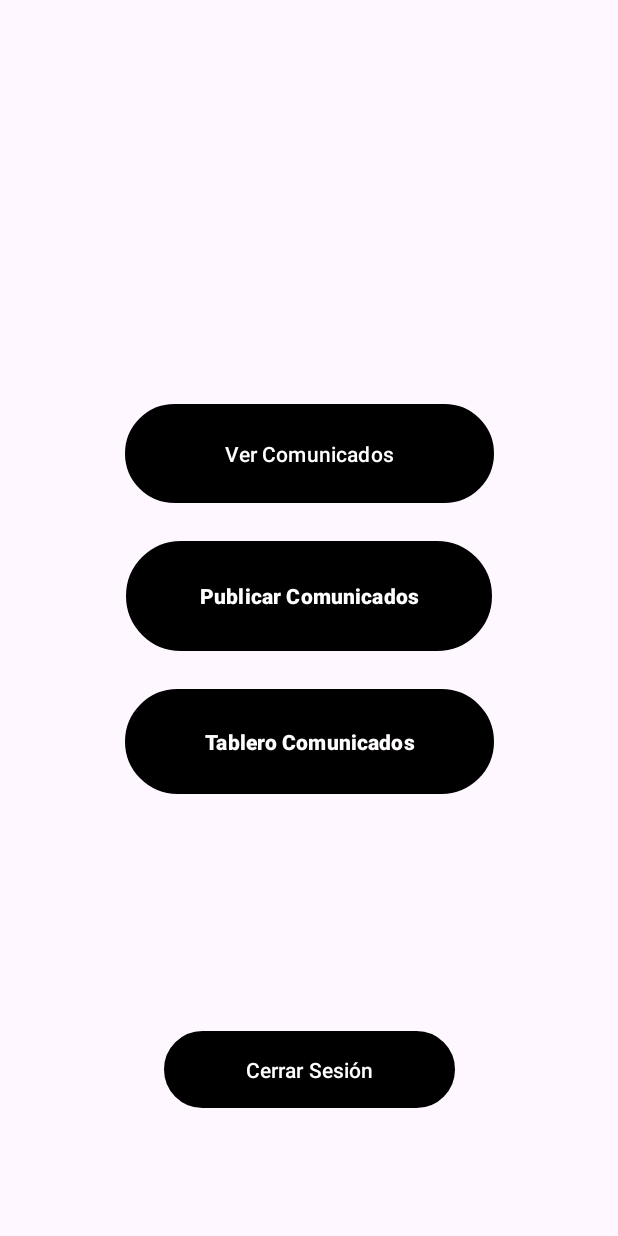
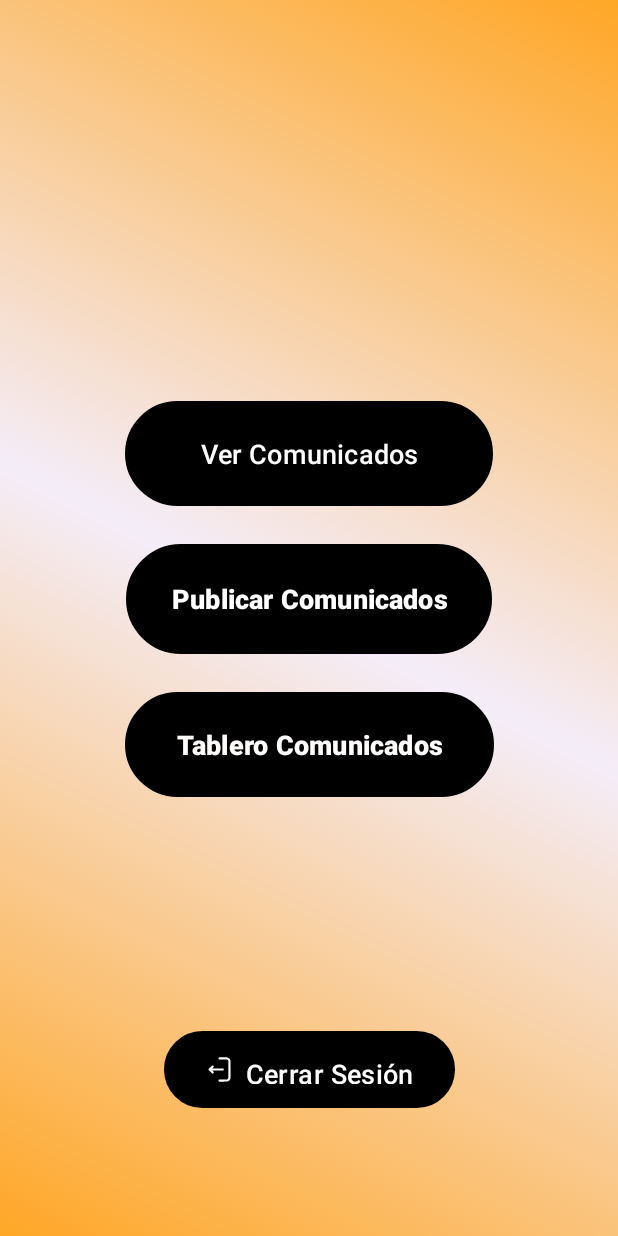
Before and after one commit to WSmithDR/PAR5_PROY2P_Duenas_Romero_Ortega, an Android app: the MainActivity screen opened directly, with no data from a screen before it, on a phone screen of 412 x 824 dp. Run offline under Robolectric (Android 15) with nearby library versions, the phone set to English and light mode, and no system bars.

Commit message:
Se agrego un fondo(background) en los activitys principales

```diff
--- /dev/null
+++ b/app/src/main/res/drawable/background.xml
@@ -0,0 +1,12 @@
+<?xml version="1.0" encoding="utf-8"?>
+<selector xmlns:android="http://schemas.android.com/apk/res/android">
+        <item>
+            <shape>
+                <gradient
+                    android:startColor="#FFA726"
+                    android:centerColor="#F4EDF9"
+                    android:endColor="#FFA726"
+                    android:angle="45" />
+            </shape>
+        </item>
+</selector>
--- /dev/null
+++ b/app/src/main/res/drawable/exit.xml
@@ -0,0 +1,14 @@
+<vector xmlns:android="http://schemas.android.com/apk/res/android"
+    android:width="980dp"
+    android:height="980dp"
+    android:viewportWidth="980"
+    android:viewportHeight="980">
+  <path
+      android:pathData="M479.5,50.4c-18.8,6 -29.4,21.3 -28.3,40.7 0.8,14.1 9.4,26.5 22.6,32.7l5.7,2.7 137.5,0.5 137.5,0.6 7.5,2.2c22.5,6.9 39.9,23.6 47.7,45.7l2.8,8 0.3,303c0.2,221.8 0,304.6 -0.8,309 -4.9,25.9 -24.8,47.4 -50.7,54.8l-7.8,2.2 -137,0.5 -137,0.5 -5.7,2.7c-8,3.7 -15.2,10.7 -19.1,18.7 -3,6.2 -3.2,7.2 -3.2,17.1 0,9.6 0.3,11 3,16.4 4.1,8.2 11,15 19.2,18.9l6.8,3.2 140.5,-0c131.5,-0 141.1,-0.1 149.4,-1.8 31.2,-6.4 55,-19.1 77.2,-41.2 25.6,-25.6 39.8,-55.3 43.4,-91 0.8,-7.8 1,-98.2 0.8,-314 -0.4,-339.5 0.3,-307.4 -7.8,-331.6 -7.8,-23.4 -18.4,-40.4 -36.4,-58.4 -21.5,-21.4 -43.9,-33.7 -74.4,-40.7l-9.7,-2.2 -140,-0.3c-111.6,-0.1 -140.8,0.1 -144,1.1z"
+      android:fillColor="#000000"
+      android:strokeColor="#00000000"/>
+  <path
+      android:pathData="M234.5,344.3c-6.9,2.3 -12,5.4 -18.1,10.9 -3.2,2.9 -25.2,23.1 -48.9,44.8 -23.7,21.7 -49.2,45.1 -56.7,51.9 -14.7,13.4 -18.8,18.9 -21.3,28.6 -1.9,7.5 -1.9,11.5 0.1,19 2.8,10.8 5.1,13.9 23.9,31.1 6.1,5.5 30.1,27.6 53.4,49 56.8,52.1 54.7,50.3 62.1,53.8 5.9,2.8 7.4,3.1 16.5,3.1 8.9,-0 10.6,-0.3 15.7,-2.8 19.3,-9.5 28,-33.1 19.4,-52.4 -3.1,-6.7 -5.3,-9.1 -35,-36.3l-16.8,-15.5 194.3,-0.5c213,-0.5 196.4,-0 206.5,-6.6 25.1,-16.5 22.1,-54.7 -5.4,-67.7l-6.7,-3.2 -193.7,-0.3c-108.9,-0.1 -193.8,-0.6 -193.8,-1.1 0,-0.5 4.8,-5.3 10.8,-10.7 33.3,-30.6 36.1,-33.5 39.5,-40.3 3,-6.2 3.2,-7.3 3.2,-17.1 0,-10.3 -0.1,-10.6 -3.9,-17.8 -6.9,-13 -18.2,-20.1 -32.9,-20.8 -5.2,-0.3 -9.7,0.1 -12.2,0.9z"
+      android:fillColor="#000000"
+      android:strokeColor="#00000000"/>
+</vector>
--- a/app/src/main/res/layout/activity_login.xml
+++ b/app/src/main/res/layout/activity_login.xml
@@ -5,13 +5,20 @@
     android:layout_width="match_parent"
     android:layout_height="match_parent"
     android:fillViewport="true">
-
+    <androidx.constraintlayout.widget.ConstraintLayout
+        xmlns:android="http://schemas.android.com/apk/res/android"
+        xmlns:app="http://schemas.android.com/apk/res-auto"
+        xmlns:tools="http://schemas.android.com/tools"
+        android:layout_width="match_parent"
+        android:layout_height="wrap_content"
+        android:background="@drawable/background"
+        android:orientation="vertical"
+        android:gravity="center">
 
     <LinearLayout
         android:id="@+id/textoprueba"
         android:layout_width="match_parent"
         android:layout_height="match_parent"
-        android:background="?attr/colorSurface"
         android:gravity="center"
         android:orientation="vertical"
         android:padding="24dp"
@@ -74,4 +81,5 @@
             android:textColor="@color/login_button_text" />
 
     </LinearLayout>
+</androidx.constraintlayout.widget.ConstraintLayout>
 </ScrollView>
--- a/app/src/main/res/layout/activity_main.xml
+++ b/app/src/main/res/layout/activity_main.xml
@@ -3,6 +3,9 @@
     xmlns:app="http://schemas.android.com/apk/res-auto"
     xmlns:tools="http://schemas.android.com/tools"
     android:id="@+id/textoprueba"
+    android:background="@drawable/background"
+    android:orientation="vertical"
+    android:gravity="center"
     android:layout_width="match_parent"
     android:layout_height="match_parent"
     tools:context=".MainActivity">
@@ -20,15 +23,16 @@
 
         <com.google.android.material.button.MaterialButton
             android:id="@+id/btn_verComunicados"
-            android:layout_width="246dp"
-            android:layout_height="66dp"
+            android:layout_width="245dp"
+            android:layout_height="70dp"
             android:layout_marginBottom="25dp"
             android:background="@drawable/caja_borde"
-            android:text="Ver Comunicados"
-            app:backgroundTint="@null"
             android:elevation="4dp"
             android:padding="12dp"
-            app:cornerRadius="16dp"/>
+            android:text="Ver Comunicados"
+            android:textSize="18dp"
+            app:backgroundTint="@null"
+            app:cornerRadius="16dp" />
 
         <com.google.android.material.button.MaterialButton
             android:id="@+id/btn_publicarComunicados"
@@ -36,12 +40,13 @@
             android:layout_height="73dp"
             android:layout_marginBottom="25dp"
             android:background="@drawable/caja_borde"
-            app:cornerRadius="16dp"
             android:elevation="4dp"
             android:padding="12dp"
             android:text="Publicar Comunicados"
+            android:textSize="18dp"
             android:textStyle="bold"
             app:backgroundTint="@null"
+            app:cornerRadius="16dp"
             app:strokeColor="@null" />
 
         <com.google.android.material.button.MaterialButton
@@ -50,13 +55,14 @@
             android:layout_height="70dp"
             android:layout_marginBottom="25dp"
             android:background="@drawable/caja_borde"
-            app:cornerRadius="16dp"
             android:elevation="4dp"
             android:padding="12dp"
             android:text="Tablero Comunicados"
             android:textColor="#FFFCFC"
+            android:textSize="18dp"
             android:textStyle="bold"
-            app:backgroundTint="@null" />
+            app:backgroundTint="@null"
+            app:cornerRadius="16dp" />
 
     </RadioGroup>
 
@@ -65,13 +71,18 @@
         android:layout_width="194dp"
         android:layout_height="51dp"
         android:background="@drawable/caja_borde"
+        android:elevation="4dp"
+        android:padding="12dp"
         android:text="Cerrar Sesión"
+        android:textSize="18dp"
         app:backgroundTint="@null"
+        app:cornerRadius="16dp"
+        app:icon="@drawable/exit"
+        app:iconGravity="textStart"
+        app:iconPadding="8dp"
+        app:iconTint="@color/white"
         app:layout_constraintBottom_toBottomOf="parent"
         app:layout_constraintEnd_toEndOf="parent"
         app:layout_constraintStart_toStartOf="parent"
-        app:layout_constraintTop_toBottomOf="@+id/btn_grupo"
-        android:elevation="4dp"
-        android:padding="12dp"
-        app:cornerRadius="16dp"/>
+        app:layout_constraintTop_toBottomOf="@+id/btn_grupo" />
 </androidx.constraintlayout.widget.ConstraintLayout>
```
